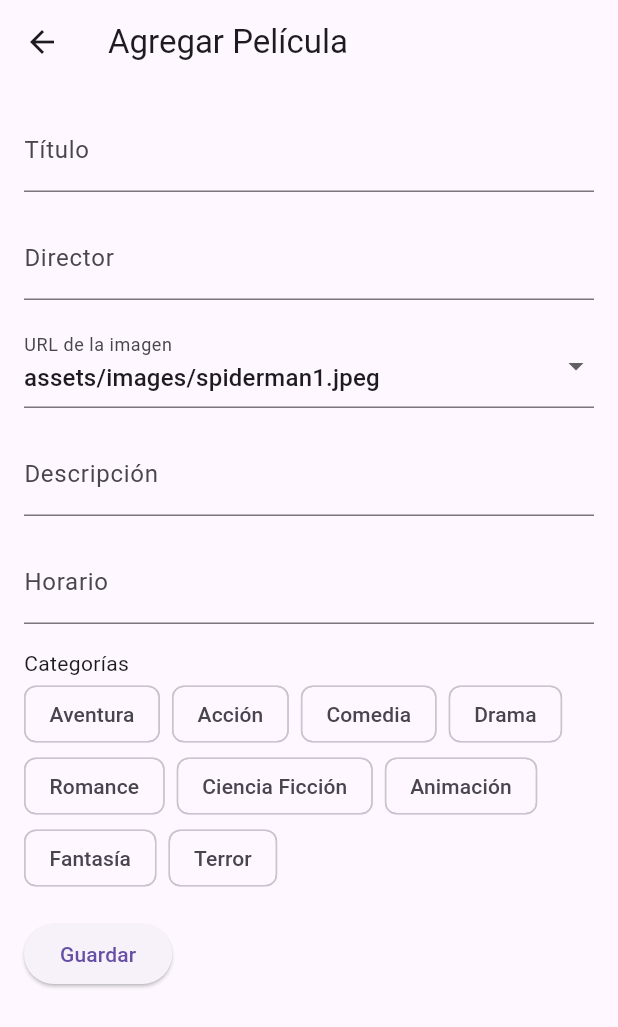
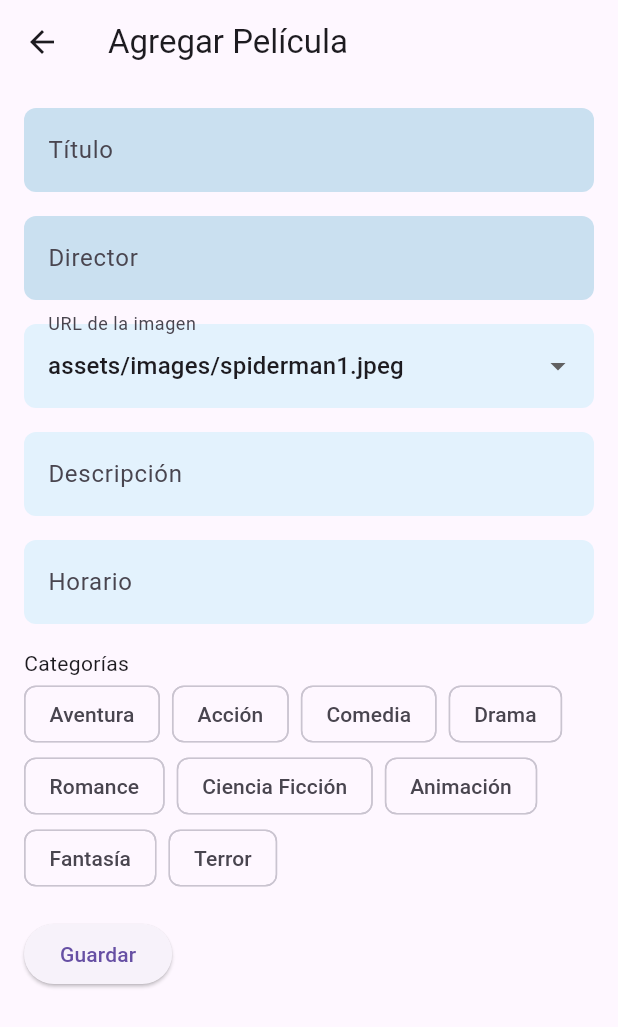
Before and after one commit to LeandroJAG/CineApp, a Flutter app: the AddMovieScreen screen opened directly, on a phone screen of 412 x 824 dp. Shown: the top 1027 px of the screen. Run offline on Flutter 3.47's test engine with Material 3 defaults, Android fonts, the phone set to English and light mode, and no system bars; our stand-ins replace flutter_map, geolocator, latlong2, shared_preferences; accounts and stored records are empty.

Commit message:
visual cartelera

```diff
--- a/lib/Cartelera.dart
+++ b/lib/Cartelera.dart
@@ -8,14 +8,11 @@ class MyApp1 extends StatefulWidget {
   const MyApp1({Key? key});
   static const String nombre = 'cartelera';
 
-
   @override
   _MyAppState createState() => _MyAppState();
 }
 
 class _MyAppState extends State<MyApp1> {
-
-
   final List<Movie> movies = [
     Movie(
       title: 'Spider-Man No Way Home',
@@ -43,7 +40,7 @@ class _MyAppState extends State<MyApp1> {
       title: 'Cartelera',
       theme: ThemeData(
         primarySwatch: Colors.grey,
-        scaffoldBackgroundColor: Colors.white, // Cambio de fondo a blanco
+        scaffoldBackgroundColor: const Color.fromARGB(255, 210, 226, 240), // Cambio de fondo a azul claro
       ),
       debugShowCheckedModeBanner: false,
       home: Scaffold(
@@ -359,7 +356,6 @@ class ReviewScreen extends StatefulWidget {
 
   ReviewScreen({Key? key, required this.movie});
 
-
   @override
   _ReviewScreenState createState() => _ReviewScreenState();
 }
@@ -378,6 +374,8 @@ class _ReviewScreenState extends State<ReviewScreen> {
         child: Column(
           crossAxisAlignment: CrossAxisAlignment.start,
           children: [
+            _buildMovieImage(widget.movie.imageUrl), // Aquí se muestra la imagen de la película
+            const SizedBox(height: 16.0),
             Text(
               'Película: ${widget.movie.title}',
               style: const TextStyle(fontSize: 20.0, fontWeight: FontWeight.bold),
@@ -389,6 +387,8 @@ class _ReviewScreenState extends State<ReviewScreen> {
               decoration: const InputDecoration(
                 hintText: 'Escribe tu reseña aquí...',
                 border: OutlineInputBorder(),
+                filled: true,
+                fillColor: const Color.fromARGB(255, 202, 224, 240), // Fondo azul claro
               ),
             ),
             const SizedBox(height: 16.0),
@@ -403,6 +403,18 @@ class _ReviewScreenState extends State<ReviewScreen> {
       ),
     );
   }
+
+  Widget _buildMovieImage(String imageUrl) {
+    return ClipRRect(
+      borderRadius: BorderRadius.circular(16.0),
+      child: Image.asset(
+        imageUrl,
+        width: double.infinity,
+        height: 200.0,
+        fit: BoxFit.cover,
+      ),
+    );
+  }
 }
 
 class AddMovieScreen extends StatefulWidget {
@@ -411,8 +423,7 @@ class AddMovieScreen extends StatefulWidget {
 }
 
 class _AddMovieScreenState extends State<AddMovieScreen> {
-
-  final  service=ProviderPelicula();
+  final service = ProviderPelicula();
   final TextEditingController _titleController = TextEditingController();
   final TextEditingController _directorController = TextEditingController();
   final TextEditingController _descriptionController = TextEditingController();
@@ -439,12 +450,28 @@ class _AddMovieScreenState extends State<AddMovieScreen> {
           children: [
             TextField(
               controller: _titleController,
-              decoration: InputDecoration(labelText: 'Título'),
+              decoration: InputDecoration(
+                labelText: 'Título',
+                filled: true,
+                fillColor: const Color.fromARGB(255, 202, 224, 240), // Fondo azul claro
+                border: OutlineInputBorder(
+                  borderSide: BorderSide.none, // Sin bordes
+                  borderRadius: BorderRadius.circular(8.0),
+                ),
+              ),
             ),
             SizedBox(height: 16.0),
             TextField(
               controller: _directorController,
-              decoration: InputDecoration(labelText: 'Director'),
+              decoration: InputDecoration(
+                labelText: 'Director',
+                filled: true,
+                fillColor: const Color.fromARGB(255, 202, 224, 240), // Fondo azul claro
+                border: OutlineInputBorder(
+                  borderSide: BorderSide.none, // Sin bordes
+                  borderRadius: BorderRadius.circular(8.0),
+                ),
+              ),
             ),
             SizedBox(height: 16.0),
             DropdownButtonFormField<String>(
@@ -464,17 +491,41 @@ class _AddMovieScreenState extends State<AddMovieScreen> {
                   child: Text(value),
                 );
               }).toList(),
-              decoration: InputDecoration(labelText: 'URL de la imagen'),
+              decoration: InputDecoration(
+                labelText: 'URL de la imagen',
+                filled: true,
+                fillColor: Colors.blue[50], // Fondo azul claro
+                border: OutlineInputBorder(
+                  borderSide: BorderSide.none, // Sin bordes
+                  borderRadius: BorderRadius.circular(8.0),
+                ),
+              ),
             ),
             SizedBox(height: 16.0),
             TextField(
               controller: _descriptionController,
-              decoration: InputDecoration(labelText: 'Descripción'),
+              decoration: InputDecoration(
+                labelText: 'Descripción',
+                filled: true,
+                fillColor: Colors.blue[50], // Fondo azul claro
+                border: OutlineInputBorder(
+                  borderSide: BorderSide.none, // Sin bordes
+                  borderRadius: BorderRadius.circular(8.0),
+                ),
+              ),
             ),
             SizedBox(height: 16.0),
             TextField(
               controller: _horarioController,
-              decoration: InputDecoration(labelText: 'Horario'),
+              decoration: InputDecoration(
+                labelText: 'Horario',
+                filled: true,
+                fillColor: Colors.blue[50], // Fondo azul claro
+                border: OutlineInputBorder(
+                  borderSide: BorderSide.none, // Sin bordes
+                  borderRadius: BorderRadius.circular(8.0),
+                ),
+              ),
             ),
             SizedBox(height: 16.0),
             Text('Categorías'),
--- a/lib/Login.dart
+++ b/lib/Login.dart
@@ -231,7 +231,7 @@ class _LoginScreenState extends State<LoginScreen> {
                       iconSize: 50,
                     ),
                     Text(
-                      'Usuario local',
+                      'Modo Invitado',
                       style: TextStyle(fontSize: 12),
                     ),
                   ],
--- a/lib/Models/Carteleramodel.dart
+++ b/lib/Models/Carteleramodel.dart
@@ -1,6 +1,5 @@
 import 'dart:convert';
 
-import 'package:flutter/foundation.dart';
 
 class Movie {
   final String title;
--- a/lib/Registe.dart
+++ b/lib/Registe.dart
@@ -57,7 +57,7 @@ class _RegistrationScreenState extends State<RegistrationScreen> {
             child: ListView(
               children: [
                 Image.asset(
-                  'assets/images/registro1.png',
+                  'assets/images/cine.jpg',
                   height: 84,
                   width: 84,
                   fit: BoxFit.contain,
```
Also changed, not shown: lib/Map.dart (+0 -7 lines), lib/Models/reseñamodel.dart (added), pubspec.lock, pubspec.yaml (line endings or trailing spaces). Lines whose indentation alone changed are shown as unchanged.
